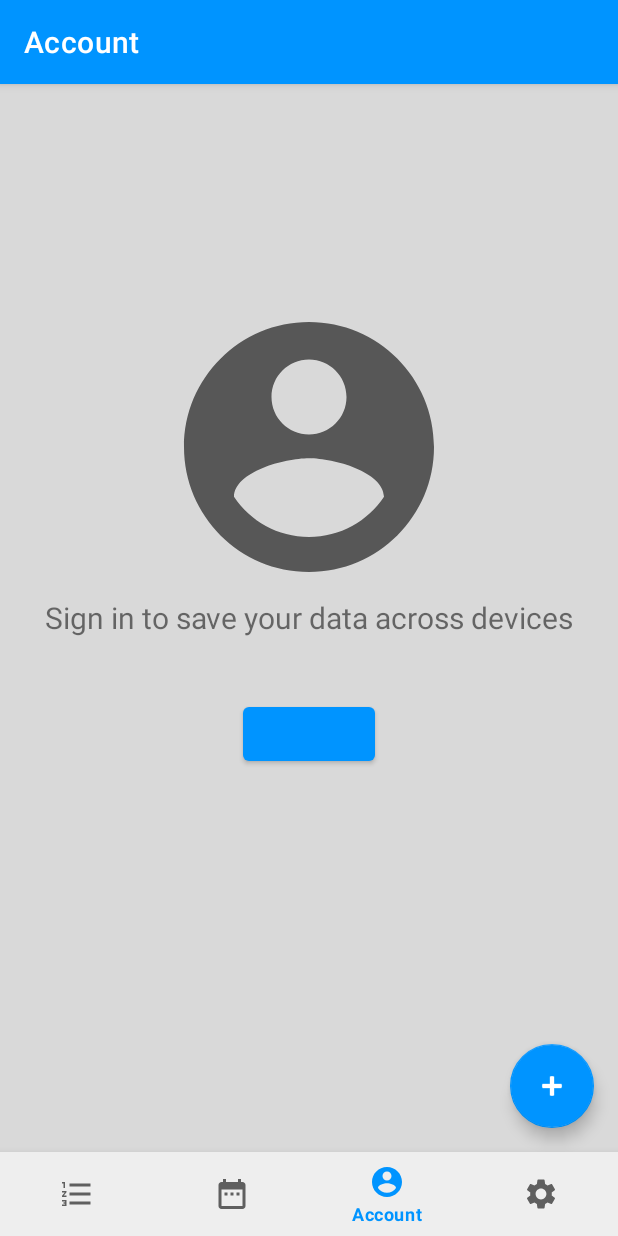
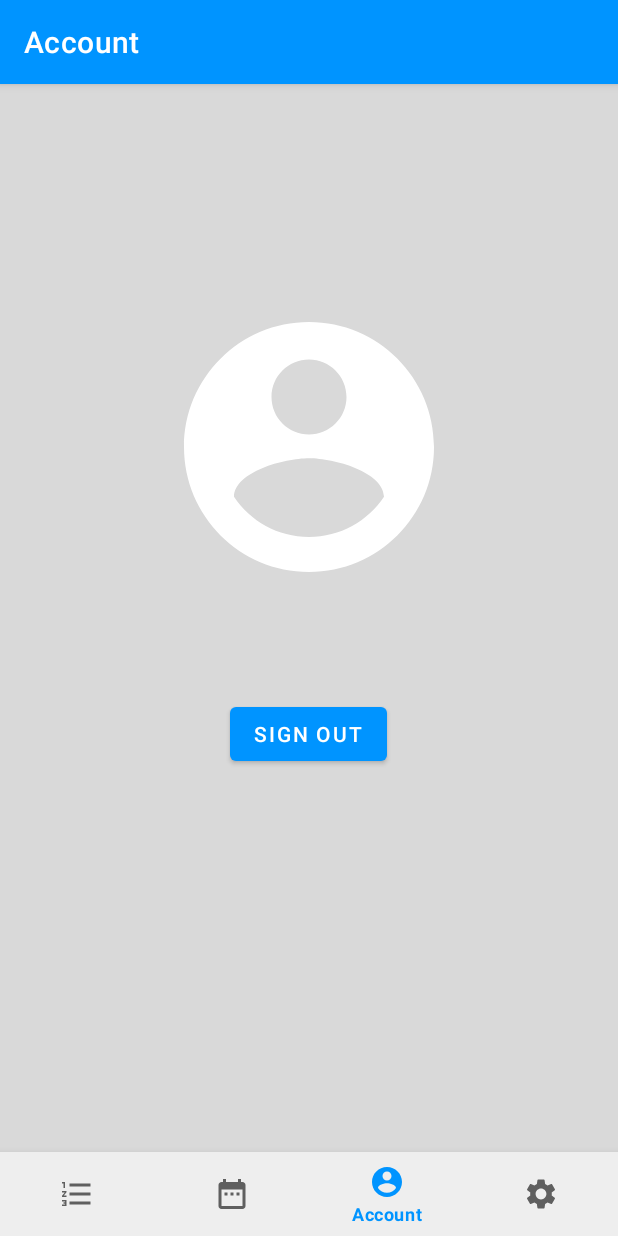
Before and after one commit to todoheap/todoheap, an Android app: the screen it shows after launch (MainActivity), item 3 of the bottom bar chosen, on a phone screen of 412 x 824 dp. Run offline under Robolectric (Android 15) with nearby library versions, the phone set to English and light mode, and no system bars; our stand-ins replace Firebase (no records; nobody signed in at launch, a user with empty details on screens opened directly), data binding, navigation-ui; libraries missing offline, so code that uses them is left out: com.firebase.ui; 6 statements that could not run were skipped.

```diff
--- a/app/build.gradle
+++ b/app/build.gradle
@@ -55,6 +55,7 @@ dependencies {
     //Base Firebase API dependency
     implementation platform('com.google.firebase:firebase-bom:26.3.0')
     implementation 'com.google.firebase:firebase-analytics-ktx'
+
     //This is used for Firestore
     implementation 'com.google.firebase:firebase-firestore-ktx'
     //This is used for authentication
--- a/app/src/main/java/edu/rosehulman/todoheap/activities/AddFreeActivity.kt
+++ b/app/src/main/java/edu/rosehulman/todoheap/activities/AddFreeActivity.kt
@@ -123,14 +123,14 @@ class AddFreeActivity: AppCompatActivity() {
             nameEditText.text.toString(),
             isMultipleSessonsTrue && !isMultipleSessionsFalse,
             0, procrastination, enjoyability,
-            Integer.parseInt(workloadEditText.text.toString()).toDouble(),
+            java.lang.Double.parseDouble(workloadEditText.text.toString()),
             locationEditText.text.toString(),
             (if (hasDeadline) deadline else null)
         )
 
         Log.d("EventDebug", "New Event Added: $newEvent")
 
-        Database.eventsCollection.add(newEvent)
+        Database.freeEventsCollection.add(newEvent)
 
         Log.d("EventDebug", "New Event Added: $newEvent")
         finish()
--- a/app/src/main/java/edu/rosehulman/todoheap/activities/MainActivity.kt
+++ b/app/src/main/java/edu/rosehulman/todoheap/activities/MainActivity.kt
@@ -1,5 +1,6 @@
 package edu.rosehulman.todoheap.activities
 
+import android.accounts.Account
 import android.os.Bundle
 import android.util.Log
 import com.google.android.material.bottomnavigation.BottomNavigationView
@@ -12,6 +13,7 @@ import androidx.navigation.ui.setupActionBarWithNavController
 import androidx.navigation.ui.setupWithNavController
 import edu.rosehulman.todoheap.R
 import edu.rosehulman.todoheap.controller.Controller
+import edu.rosehulman.todoheap.controller.account.AccountController
 import edu.rosehulman.todoheap.databinding.ActivityMainBinding
 import edu.rosehulman.todoheap.model.App
 import edu.rosehulman.todoheap.model.task.TaskPageModel
@@ -23,6 +25,8 @@ class MainActivity : AppCompatActivity() {
     private lateinit var binding: ActivityMainBinding
     lateinit var app: App
     lateinit var controller: Controller
+    lateinit var accountController: AccountController
+    lateinit var navController: NavController
 
     override fun onCreate(savedInstanceState: Bundle?) {
         super.onCreate(savedInstanceState)
@@ -31,7 +35,7 @@ class MainActivity : AppCompatActivity() {
         initController()
         val navView: BottomNavigationView = binding.bottomNav
 
-        val navController = findNavController(R.id.nav_host_fragment)
+        navController = findNavController(R.id.nav_host_fragment)
 
         // Passing each menu ID as a set of Ids because each
         // menu should be considered as top level destinations.
@@ -43,15 +47,27 @@ class MainActivity : AppCompatActivity() {
         ))
         setupActionBarWithNavController(navController, appBarConfiguration)
 
-        navController.addOnDestinationChangedListener {controller, destination, bundle ->
-            when (destination.label) {
-                "Account" -> AccountFragment()
-            }
-        }
 
         navView.setupWithNavController(navController)
         navController.navigate(R.id.navigation_tasks)
+        navController.addOnDestinationChangedListener { controller, destination, arguments ->
+            if(destination.id==R.id.navigation_account || destination.id==R.id.navigation_settings){
+                binding.fab.hide()
+            }else{
+                binding.fab.show()
+            }
 
+        }
+    }
+
+    override fun onStart() {
+        super.onStart()
+        accountController.setupListener()
+    }
+
+    override fun onStop() {
+        super.onStop()
+        accountController.removeListener()
     }
 
     private fun initApp() {
@@ -62,6 +78,12 @@ class MainActivity : AppCompatActivity() {
     private fun initController() {
         controller = Controller(this)
         binding.controller = controller
+        accountController = AccountController(this)
+    }
+
+    fun loginOK(){
+        app.init()
+        navController.navigate(R.id.navigation_tasks)
     }
 
 }
--- /dev/null
+++ b/app/src/main/java/edu/rosehulman/todoheap/controller/account/AccountController.kt
@@ -0,0 +1,54 @@
+package edu.rosehulman.todoheap.controller.account
+
+import android.content.Intent
+import android.util.Log
+import com.firebase.ui.auth.AuthUI
+import com.google.firebase.auth.FirebaseAuth
+import edu.rosehulman.todoheap.Constants
+import edu.rosehulman.todoheap.R
+import edu.rosehulman.todoheap.activities.MainActivity
+import edu.rosehulman.todoheap.data.AuthManager
+import edu.rosehulman.todoheap.data.Database
+
+
+class AccountController(
+    private val activity: MainActivity
+) {
+
+    private val authListener = FirebaseAuth.AuthStateListener {
+        val user = it.currentUser
+        if (user==null){
+            launchLoginUI()
+        }else{
+            Log.d(Constants.TAG, "login ok $user");
+            activity.loginOK()
+        }
+    }
+
+    fun setupListener(){
+        Database.auth.addAuthStateListener(authListener)
+    }
+    fun removeListener(){
+        Database.auth.removeAuthStateListener(authListener)
+    }
+
+    fun onLogOut() {
+        Database.signOut()
+    }
+
+    private fun launchLoginUI() {
+        val providers = arrayListOf(
+            AuthUI.IdpConfig.EmailBuilder().build(),
+            AuthUI.IdpConfig.GoogleBuilder().build()
+        )
+        val loginIntent = AuthUI.getInstance()
+            .createSignInIntentBuilder()
+            .setAvailableProviders(providers)
+            .setLogo(R.drawable.common_google_signin_btn_icon_light)
+            .setTheme(R.style.Theme_TodoHeap)
+            .build()
+        //loginIntent.flags = Intent.FLAG_ACTIVITY_CLEAR_TASK or Intent.FLAG_ACTIVITY_NEW_TASK
+        activity.startActivityForResult(loginIntent, 1)
+       // activity.start
+    }
+}
--- a/app/src/main/java/edu/rosehulman/todoheap/data/Database.kt
+++ b/app/src/main/java/edu/rosehulman/todoheap/data/Database.kt
@@ -1,8 +1,22 @@
 package edu.rosehulman.todoheap.data
 
+import com.google.firebase.auth.FirebaseAuth
 import com.google.firebase.firestore.FirebaseFirestore
 
 object Database {
-    private const val COLLECTION_EVENT = "events"
-    val eventsCollection = FirebaseFirestore.getInstance().collection(COLLECTION_EVENT)
+    private const val COLLECTION_USERS = "users"
+    private const val COLLECTION_FREE_EVENTS = "free_events"
+    private const val COLLECTION_SCHEDULED_EVENTS = "scheduled_events"
+
+    private val userCollection = FirebaseFirestore.getInstance().collection(COLLECTION_USERS)
+    val auth = FirebaseAuth.getInstance()
+
+
+    fun signOut() = auth.signOut()
+
+    //val uid get() = auth.uid
+
+    val freeEventsCollection get() = userCollection.document(auth.uid?:"").collection(COLLECTION_FREE_EVENTS)
+
+
 }
--- a/app/src/main/java/edu/rosehulman/todoheap/model/App.kt
+++ b/app/src/main/java/edu/rosehulman/todoheap/model/App.kt
@@ -6,7 +6,9 @@ import edu.rosehulman.todoheap.model.task.TaskPageModel
  * Main model for the app
  */
 class App(
-        val taskPageModel: TaskPageModel
+    val taskPageModel: TaskPageModel
 ) {
-
+    fun init(){
+                taskPageModel.init();
+        }
 }
--- a/app/src/main/java/edu/rosehulman/todoheap/model/task/TaskPageModel.kt
+++ b/app/src/main/java/edu/rosehulman/todoheap/model/task/TaskPageModel.kt
@@ -2,6 +2,7 @@ package edu.rosehulman.todoheap.model.task
 
 import android.util.Log
 import com.google.firebase.firestore.DocumentChange
+import com.google.firebase.firestore.ListenerRegistration
 import edu.rosehulman.todoheap.Constants
 import edu.rosehulman.todoheap.data.Database
 import edu.rosehulman.todoheap.model.FreeEvent
@@ -13,9 +14,18 @@ class TaskPageModel: RecyclerViewModelProvider<TaskCardViewModel> {
     var recyclerAdapter: TaskCardAdapter? = null
     //TODO: Keep the list sorted??
     private val taskList = ArrayList<FreeEvent>()
+    private var freeEventsListenerRegistration: ListenerRegistration?=null
 
-    init {
-        Database.eventsCollection.addSnapshotListener { value, error ->
+
+    fun init(){
+        taskList.clear()
+        recyclerAdapter?.notifyDataSetChanged()
+        initDBListener()
+    }
+
+    private fun initDBListener(){
+        freeEventsListenerRegistration?.remove()
+        Database.freeEventsCollection.addSnapshotListener { value, error ->
             if(error!=null) {
                 Log.e(Constants.TAG, "Error in TaskPageModel: $error")
                 return@addSnapshotListener
--- a/app/src/main/java/edu/rosehulman/todoheap/view/RecyclerViewModelProvider.kt
+++ b/app/src/main/java/edu/rosehulman/todoheap/view/RecyclerViewModelProvider.kt
@@ -2,5 +2,6 @@ package edu.rosehulman.todoheap.view
 
 interface RecyclerViewModelProvider<T> {
     operator fun get(position: Int): T
+
     val size: Int
 }
--- a/app/src/main/java/edu/rosehulman/todoheap/view/account/AccountFragment.kt
+++ b/app/src/main/java/edu/rosehulman/todoheap/view/account/AccountFragment.kt
@@ -1,57 +1,63 @@
 package edu.rosehulman.todoheap.view.account
 
 import android.app.Activity
-import android.content.Context
 import android.graphics.Bitmap
+import android.graphics.BitmapFactory
+import android.graphics.drawable.BitmapDrawable
 import android.os.Bundle
 import android.util.Log
+import android.view.LayoutInflater
+import android.view.View
+import android.view.ViewGroup
 import androidx.databinding.DataBindingUtil
 import androidx.fragment.app.Fragment
+import androidx.lifecycle.ViewModelProvider
 import com.firebase.ui.auth.AuthUI
 import com.google.firebase.auth.FirebaseAuth
-import edu.rosehulman.todoheap.GetImageTask
+import edu.rosehulman.todoheap.Constants
 import edu.rosehulman.todoheap.R
+import edu.rosehulman.todoheap.activities.MainActivity
+import edu.rosehulman.todoheap.data.Database
 import edu.rosehulman.todoheap.databinding.FragmentAccountBinding
+import kotlinx.coroutines.CoroutineScope
+import kotlinx.coroutines.Dispatchers
+import kotlinx.coroutines.launch
+import kotlinx.coroutines.withContext
+import java.lang.Exception
+import java.net.URL
 
-class AccountFragment: Fragment(), GetImageTask.ImageConsumer {
-    lateinit var binding: FragmentAccountBinding
+class AccountFragment : Fragment() {
+//    lateinit var binding: FragmentAccountBinding
+    lateinit var activity: MainActivity;
+    override fun onCreateView(
+            inflater: LayoutInflater,
+            container: ViewGroup?,
+            savedInstanceState: Bundle?
+    ): View? {
+        activity = requireContext() as MainActivity
+        val binding = DataBindingUtil.inflate<FragmentAccountBinding>(inflater, R.layout.fragment_account, container, false)
+        binding.controller = activity.accountController
+        val name = Database.auth.currentUser?.displayName
+        val model = AccountViewModel(name?:"", activity.resources.getDrawable(R.drawable.ic_account,null))
+        binding.model = model;
+        Database.auth.currentUser?.photoUrl?.let{
+            CoroutineScope(Dispatchers.IO).launch {
+                try {
+                    val imageStream = URL(it.toString()).openStream()
+                    val drawable = BitmapDrawable(requireContext().resources, BitmapFactory.decodeStream(imageStream))
+                    withContext(Dispatchers.Main){
+                        model.profilePicture = drawable
+                        binding.model = model
+                        //binding.profilePic.setImageDrawable(drawable)
+                    }
+                }catch(e: Exception){
+                    Log.e(Constants.TAG,"Error reading image: $e")
+                }
 
-    private val auth = FirebaseAuth.getInstance()
+            }
+        }
 
-    override fun onCreate(savedInstanceState: Bundle?) {
-        super.onCreate(savedInstanceState)
-        binding = DataBindingUtil.setContentView(context as Activity, R.layout.fragment_account)
-        binding.fragment = this
+
+        return binding.root
     }
-
-    fun onLoginButtonPressed() {
-        if (getIsLoggedIn()) {
-            auth.signOut()
-        }
-        else launchLoginUI()
-    }
-
-    private fun launchLoginUI() {
-        val providers = arrayListOf(
-            AuthUI.IdpConfig.EmailBuilder().build(),
-            AuthUI.IdpConfig.GoogleBuilder().build()
-        )
-        val loginIntent = AuthUI.getInstance()
-            .createSignInIntentBuilder()
-            .setAvailableProviders(providers)
-            .setLogo(R.drawable.common_google_signin_btn_icon_light)
-            .build()
-
-        startActivityForResult(loginIntent, 1)
-    }
-
-    private fun getIsLoggedIn() = auth.currentUser != null
-
-    fun getButtonText() = if (getIsLoggedIn()) R.string.sign_out else R.string.sign_in
-
-    override fun onImageLoaded(image: Bitmap?) {
-        binding.profilePic.setImageBitmap(image)
-        Log.d("ProfilePicDebug", "Image Bitmap Set $image")
-    }
-
 }
--- /dev/null
+++ b/app/src/main/java/edu/rosehulman/todoheap/view/account/AccountViewModel.kt
@@ -0,0 +1,9 @@
+package edu.rosehulman.todoheap.view.account
+
+import android.graphics.drawable.Drawable
+
+data class AccountViewModel(
+    val name: String = "",
+    var profilePicture: Drawable,
+) {
+}
--- a/app/src/main/java/edu/rosehulman/todoheap/view/notifications/NotificationsFragment.kt
+++ /dev/null
@@ -1,29 +0,0 @@
-package edu.rosehulman.todoheap.view.notifications
-
-import android.os.Bundle
-import android.view.LayoutInflater
-import android.view.View
-import android.view.ViewGroup
-import androidx.fragment.app.Fragment
-import androidx.lifecycle.ViewModelProvider
-import edu.rosehulman.todoheap.R
-
-class NotificationsFragment : Fragment() {
-
-    private lateinit var notificationsViewModel: NotificationsViewModel
-
-    override fun onCreateView(
-            inflater: LayoutInflater,
-            container: ViewGroup?,
-            savedInstanceState: Bundle?
-    ): View? {
-        notificationsViewModel =
-                ViewModelProvider(this).get(NotificationsViewModel::class.java)
-        val root = inflater.inflate(R.layout.fragment_account, container, false)
-//        val textView: TextView = root.findViewById(R.id.text_notifications)
-//        notificationsViewModel.text.observe(viewLifecycleOwner, Observer {
-//            textView.text = it
-//        })
-        return root
-    }
-}
--- a/app/src/main/java/edu/rosehulman/todoheap/view/notifications/NotificationsViewModel.kt
+++ /dev/null
@@ -1,13 +0,0 @@
-package edu.rosehulman.todoheap.view.notifications
-
-import androidx.lifecycle.LiveData
-import androidx.lifecycle.MutableLiveData
-import androidx.lifecycle.ViewModel
-
-class NotificationsViewModel : ViewModel() {
-
-    private val _text = MutableLiveData<String>().apply {
-        value = "This is notifications Fragment"
-    }
-    val text: LiveData<String> = _text
-}
--- a/app/src/main/res/layout/add_free_event.xml
+++ b/app/src/main/res/layout/add_free_event.xml
@@ -113,7 +113,7 @@
                 android:layout_width="match_parent"
                 android:layout_height="wrap_content"
                 android:hint="@string/work_load_in_hours"
-                android:inputType="number"
+                android:inputType="numberDecimal"
                 android:onFocusChange="@{(v,f)->controller.hideKeyboardOnLoseFocus(v,f)}"
                 />
 
@@ -128,14 +128,14 @@
                     android:layout_width="match_parent"
                     android:layout_height="wrap_content"
                     android:text="@string/this_work_can_be_done_in_multiple_sessions"
-                    android:focusableInTouchMode="true"
+                    android:onClick="@{(v)->controller.hideKeyboard(v)}"
                     />
                 <RadioButton
                     android:id="@+id/is_one_sitting_true"
                     android:layout_width="match_parent"
                     android:layout_height="wrap_content"
                     android:text="@string/this_work_must_be_done_in_one_sitting"
-                    android:focusableInTouchMode="true"
+                    android:onClick="@{(v)->controller.hideKeyboard(v)}"
                     />
 
             </RadioGroup>
--- a/app/src/main/res/layout/fragment_account.xml
+++ b/app/src/main/res/layout/fragment_account.xml
@@ -5,21 +5,24 @@
     xmlns:tools="http://schemas.android.com/tools">
     <data>
         <variable
-            name = "fragment"
-            type = "edu.rosehulman.todoheap.view.account.AccountFragment" />
+            name="model"
+            type="edu.rosehulman.todoheap.view.account.AccountViewModel" />
+        <variable
+            name = "controller"
+            type = "edu.rosehulman.todoheap.controller.account.AccountController" />
     </data>
     <RelativeLayout
         android:id="@+id/account_frag"
         android:layout_width="match_parent"
         android:layout_height="match_parent"
-        tools:context=".view.notifications.NotificationsFragment"
+        tools:context=".view.account.AccountFragment"
         android:background="@color/grey_background">
 
         <ImageView
             android:id="@+id/profile_pic"
             android:layout_width="200dp"
             android:layout_height="200dp"
-            android:src="@drawable/ic_account"
+            android:src="@{model.profilePicture}"
             android:layout_centerHorizontal="true"
             android:layout_above="@id/text_account"/>
         <TextView
@@ -28,16 +31,16 @@
             android:layout_height="wrap_content"
             android:layout_centerInParent="true"
             android:textSize="20sp"
-            android:text="@string/sign_in_to_save_your_data_across_devices"
+            android:text="@{model.name}"
     />
         <Button
             android:layout_width="wrap_content"
             android:layout_height="wrap_content"
-            android:text="@{fragment.getButtonText()}"
+            android:text="@string/sign_out"
             android:layout_centerHorizontal="true"
             android:layout_below="@id/text_account"
             android:layout_marginTop="40dp"
-            android:onClick="@{_ -> fragment.onLoginButtonPressed()}"
+            android:onClick="@{() -> controller.onLogOut()}"
             />
     </RelativeLayout>
 </layout>
--- a/app/src/main/res/navigation/mobile_navigation.xml
+++ b/app/src/main/res/navigation/mobile_navigation.xml
@@ -19,7 +19,7 @@
 
     <fragment
         android:id="@+id/navigation_account"
-        android:name="edu.rosehulman.todoheap.view.notifications.NotificationsFragment"
+        android:name="edu.rosehulman.todoheap.view.account.AccountFragment"
         android:label="@string/title_account"
         tools:layout="@layout/fragment_account" />
 
```
Also changed, not shown: app/src/main/java/edu/rosehulman/todoheap/data/AuthManager.kt (added, +9 -0 lines).
